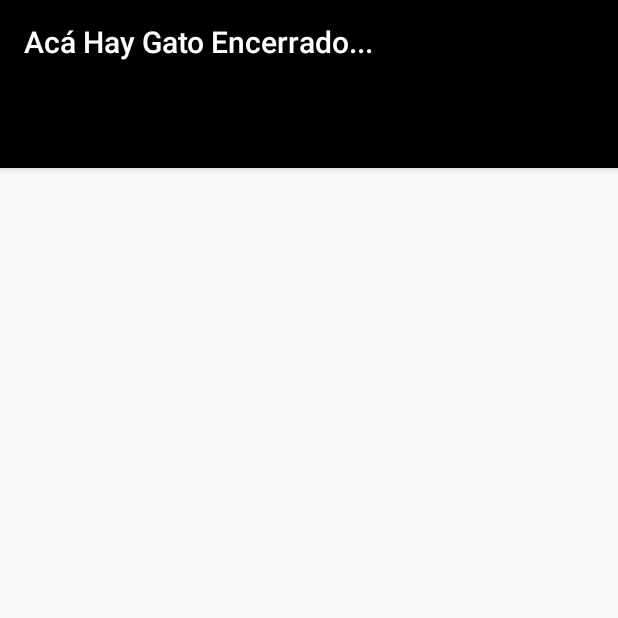
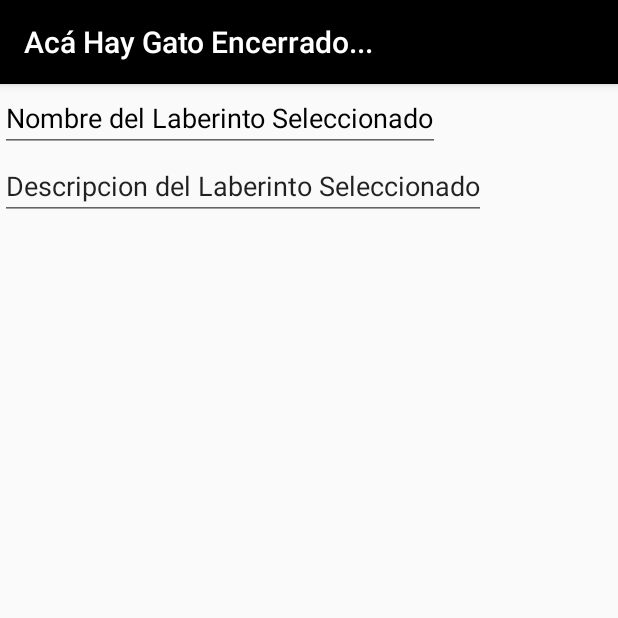
Before and after one commit to EzeLunaWatkins/AcaHayGatoEncerrado-Android, an Android app: the fragment LaberintoSeleccionadoFragment placed in its activity, on a phone screen of 412 x 824 dp, the top half of it. Run offline under Robolectric (Android 15) with nearby library versions, the phone set to English and light mode, and no system bars; libraries missing offline, so code that uses them is left out: retrofit.client; 4 statements that could not run were skipped.

Commit message:
Actualización Servicio Laberintos

```diff
--- a/app/src/main/java/activity/LaberintoSeleccionadoFragment.java
+++ b/app/src/main/java/activity/LaberintoSeleccionadoFragment.java
@@ -28,8 +28,6 @@ import ui.unq.ezelunawatkins.acahaygatoencerrado.R;
  */
 public class LaberintoSeleccionadoFragment extends Fragment {
 
-    MinLaberinto laberinto;
-
     /**
      * The fragment argument representing the item ID that this fragment
      * represents.
@@ -51,11 +49,11 @@ public class LaberintoSeleccionadoFragment extends Fragment {
 
         if (getArguments().containsKey(ARG_ITEM_ID)) {
             String itemID = getArguments().getString(ARG_ITEM_ID);
-            laberinto = obtenerLaberinto(itemID);
+            obtenerLaberinto(itemID);
         }
     }
 
-    private MinLaberinto obtenerLaberinto(String laberintoId) {
+    private void obtenerLaberinto(String laberintoId) {
         LaberintosService laberintosService = LaberintosServiceFactory.createLaberintosService();
         laberintosService.getLaberinto(laberintoId, new Callback<MinLaberinto>() {
             @Override
@@ -69,7 +67,6 @@ public class LaberintoSeleccionadoFragment extends Fragment {
                 error.printStackTrace();
             }
         });
-        return laberinto;
     }
 
     private void mostrarLaberinto(MinLaberinto laberinto) {
@@ -80,7 +77,7 @@ public class LaberintoSeleccionadoFragment extends Fragment {
     @Override
     public View onCreateView(LayoutInflater inflater, ViewGroup container,
                              Bundle savedInstanceState) {
-        return inflater.inflate(R.layout.activity_laberintos, container, false);
+        return inflater.inflate(R.layout.laberinto_detalle, container, false);
     }
 
     @Override
--- /dev/null
+++ b/app/src/main/res/layout/laberinto_detalle.xml
@@ -0,0 +1,24 @@
+<?xml version="1.0" encoding="utf-8"?>
+<LinearLayout xmlns:android="http://schemas.android.com/apk/res/android"
+    android:orientation="vertical" android:layout_width="match_parent"
+    android:layout_height="match_parent">
+
+    <EditText
+        android:layout_width="wrap_content"
+        android:layout_height="wrap_content"
+        android:id="@+id/laberinto_nombre"
+        android:text="@string/title_activity_laberinto_seleccionado"
+        android:textColor="#000000"
+        android:layout_alignLeft="@+id/button_mostrar_inventario"
+        android:layout_alignStart="@+id/button_mostrar_inventario"
+        android:layout_alignRight="@+id/button_mostrar_inventario"
+        android:layout_alignEnd="@+id/button_mostrar_inventario" />
+
+    <EditText
+        android:layout_width="wrap_content"
+        android:layout_height="wrap_content"
+        android:id="@+id/laberinto_descripcion"
+        android:layout_above="@+id/button_mostrar_inventario"
+        android:layout_centerHorizontal="true"
+        android:text="@string/descripcion_activity_laberinto_seleccionado" />
+</LinearLayout>
```
Also changed, not shown: app/src/main/res/layout/content_laberinto_seleccionado.xml (+0 -19 lines).
